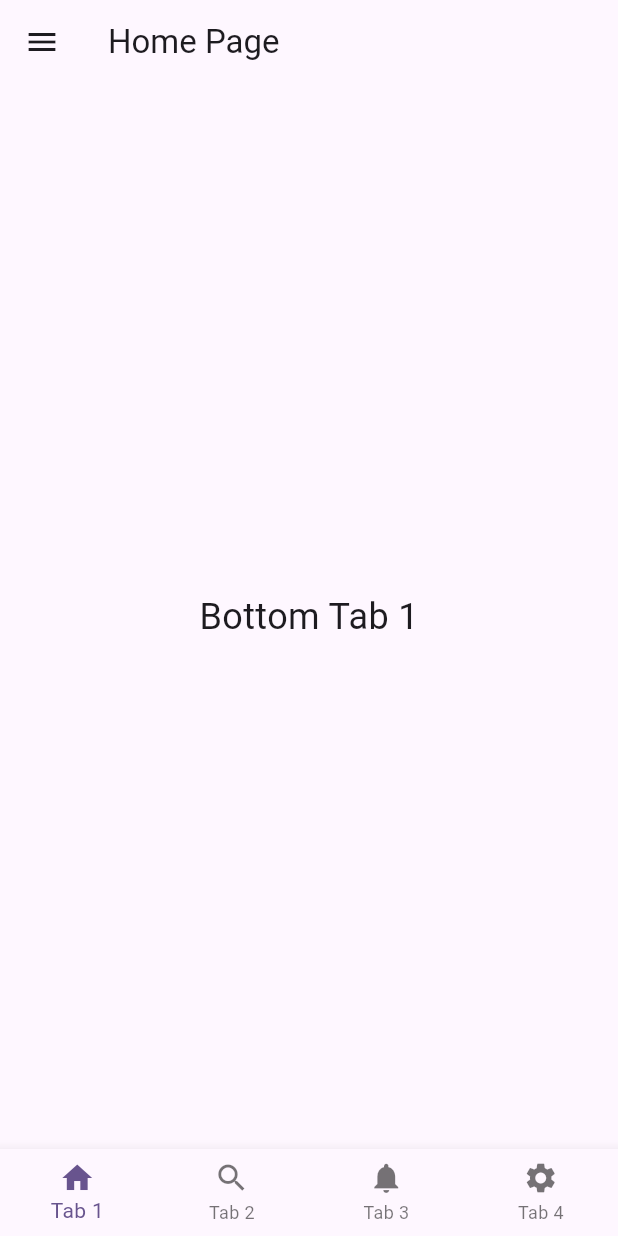
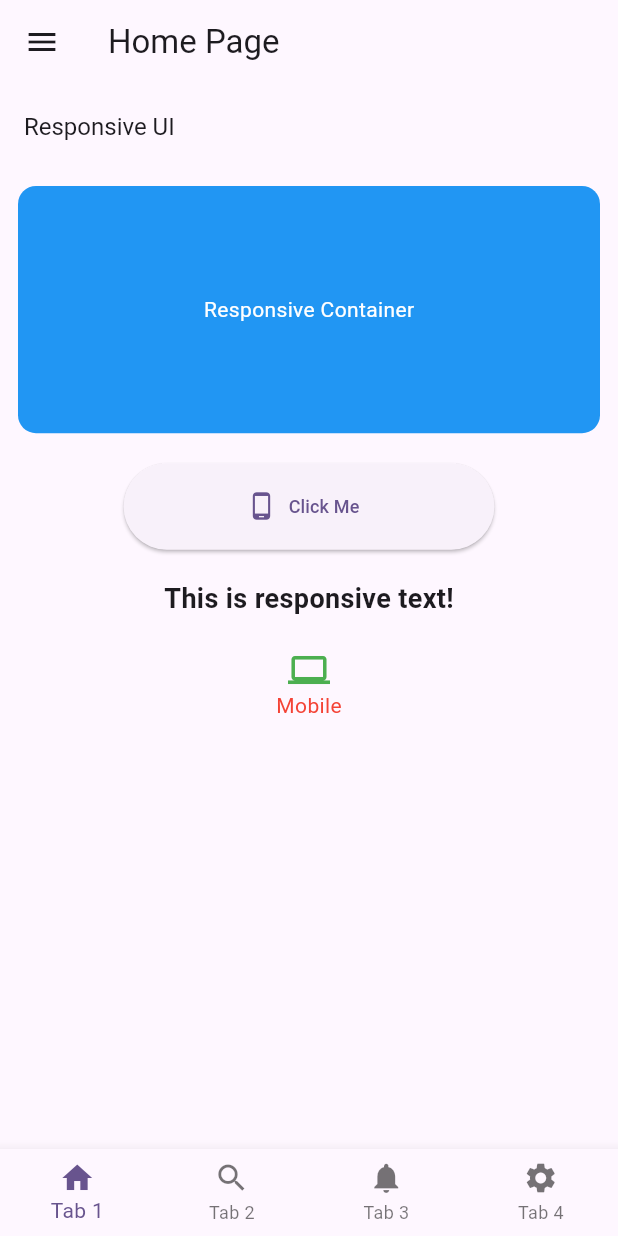
Before and after one commit to Dikshit94189/flutterui, a Flutter app: the screen it shows after launch, on a phone screen of 412 x 824 dp. Run offline on Flutter 3.47's test engine with Material 3 defaults, Android fonts, the phone set to English and light mode, and no system bars.

Commit message:
app_utils

```diff
--- a/lib/main.dart
+++ b/lib/main.dart
@@ -1,4 +1,5 @@
 import 'package:flutter/material.dart';
+import 'package:flutter_ui/utils/responsive.dart';
 
 import 'home_main.dart';
 
@@ -36,3 +37,11 @@ class MyApp extends StatelessWidget {
     );
   }
 }
+
+// extension ResponsiveExt on BuildContext {
+//   Responsive get responsive => Responsive(this);
+// }
+
+extension ResponsiveExt on BuildContext {
+  Responsive get responsive => Responsive(this);
+}
--- a/lib/screens/bottom_tabs/tab_one.dart
+++ b/lib/screens/bottom_tabs/tab_one.dart
@@ -1,12 +1,118 @@
 import 'package:flutter/material.dart';
+import 'package:flutter_ui/main.dart';
+import '../../utils/responsive.dart';
 
 class BottomTab1 extends StatelessWidget {
   const BottomTab1({super.key});
 
   @override
   Widget build(BuildContext context) {
-    return const Center(
-      child: Text("Bottom Tab 1", style: TextStyle(fontSize: 24)),
+    return Scaffold(
+      appBar: AppBar(
+        title: Text(
+          "Responsive UI",
+          style: TextStyle(
+            fontSize: context.responsive.fontSize(16, tablet: 18, desktop: 20),
+          ),
+        ),
+      ),
+      body: Padding(
+        padding: context.responsive.padding(12, tablet: 16, desktop: 20),
+        child: Column(
+          crossAxisAlignment: CrossAxisAlignment.center,
+          children: [
+            // Responsive Container
+            Container(
+              height: context.responsive.boxHeight(0.2),
+              // width: context.responsive.boxWidth(0.8),
+              decoration: BoxDecoration(
+                color: Colors.blue,
+                borderRadius: BorderRadius.circular(12),
+              ),
+              alignment: Alignment.center,
+              child: Text(
+                "Responsive Container",
+                style: TextStyle(
+                  fontSize: context.responsive.fontSize(
+                    14,
+                    tablet: 16,
+                    desktop: 18,
+                  ),
+                  color: Colors.white,
+                ),
+              ),
+            ),
+
+            const SizedBox(height: 20),
+
+            // Responsive Button
+            SizedBox(
+              width: context.responsive.buttonWidth(),
+              height: context.responsive.buttonHeight(),
+              child: ElevatedButton.icon(
+                onPressed: () {},
+                icon: Icon(
+                  Icons.phone_android,
+                  size: context.responsive.iconSize(
+                    20,
+                    tablet: 24,
+                    desktop: 28,
+                  ),
+                ),
+                label: Text(
+                  "Click Me",
+                  style: TextStyle(
+                    fontSize: context.responsive.fontSize(
+                      12,
+                      tablet: 14,
+                      desktop: 16,
+                    ),
+                  ),
+                ),
+              ),
+            ),
+
+            const SizedBox(height: 20),
+
+            // Example of Responsive Text
+            Text(
+              "This is responsive text!",
+              style: TextStyle(
+                fontSize: context.responsive.fontSize(
+                  18,
+                  tablet: 20,
+                  desktop: 22,
+                ),
+                fontWeight: FontWeight.bold,
+              ),
+            ),
+
+            const SizedBox(height: 20),
+
+            // Another example: responsive icon
+            Icon(
+              Icons.computer,
+              size: context.responsive.iconSize(28, tablet: 32, desktop: 36),
+              color: Colors.green,
+            ),
+
+            Text(
+              // "CHECK",
+              context.responsive.isMobile ? "Mobile" :
+                  context.responsive.isTablet ? "tablet" : "Desktop"
+              ,
+              style: TextStyle(
+                color: Colors.red,
+                fontSize: context.responsive.fontSize(
+                  14,
+                  tablet: 18,
+                  desktop: 22,
+                ),
+              ),
+            ),
+          ],
+        ),
+      ),
     );
   }
 }
--- /dev/null
+++ b/lib/utils/responsive.dart
@@ -0,0 +1,47 @@
+import 'package:flutter/cupertino.dart';
+
+class Responsive {
+  final BuildContext context;
+  late double screenWidth;
+  late double screenHeight;
+
+  Responsive(this.context) {
+    final size = MediaQuery.of(context).size;
+    screenWidth = size.width;
+    screenHeight = size.height;
+  }
+
+  // Device Type Checks
+  bool get isMobile => screenWidth < 600;
+  bool get isTablet => screenWidth >= 600 && screenWidth < 1200;
+  bool get isDesktop => screenWidth >= 1200;
+
+  /// Font size that adapts with ternary operator
+  double fontSize(double mobile, {double? tablet, double? desktop}) {
+    if (isMobile) return mobile;
+    if (isTablet) return tablet ?? mobile * 1.2;
+    return desktop ?? mobile * 1.5;
+  }
+
+  /// Padding based on device type
+  EdgeInsets padding(double mobile, {double? tablet, double? desktop}) {
+    if (isMobile) return EdgeInsets.all(mobile);
+    if (isTablet) return EdgeInsets.all(tablet ?? mobile * 1.5);
+    return EdgeInsets.all(desktop ?? mobile * 2);
+  }
+
+  /// Icon size
+  double iconSize(double mobile, {double? tablet, double? desktop}) {
+    if (isMobile) return mobile;
+    if (isTablet) return tablet ?? mobile * 1.3;
+    return desktop ?? mobile * 1.6;
+  }
+
+  /// Responsive Box Dimensions (percentage based)
+  double boxWidth(double percent) => screenWidth * percent;
+  double boxHeight(double percent) => screenHeight * percent;
+
+  /// Button width & height
+  double buttonWidth({double percent = 0.6}) => screenWidth * percent;
+  double buttonHeight({double percent = 0.07}) => screenHeight * percent;
+}
```
